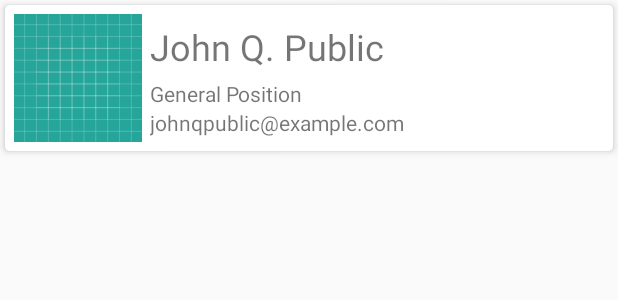
After one commit to fahimshahrierrasel/hr_management, an Android app: the layout employee_profile_card_layout.xml on its own in the app's theme, with its tools: preview values and no code run, on a phone screen of 412 x 824 dp. The commit adds this screen. Shown: the top 300 px of the screen. Run offline under Robolectric (Android 15) with nearby library versions, the phone set to English and light mode, and no system bars.

Commit message:
AllEmployeeList add.

```diff
--- a/app/src/main/java/com/treebricks/hrmanagement/MainActivity.java
+++ b/app/src/main/java/com/treebricks/hrmanagement/MainActivity.java
@@ -17,6 +17,7 @@ import com.mikepenz.materialdrawer.model.PrimaryDrawerItem;
 import com.mikepenz.materialdrawer.model.ProfileDrawerItem;
 import com.mikepenz.materialdrawer.model.interfaces.IDrawerItem;
 import com.treebricks.hrmanagement.fragments.AttendanceFragment;
+import com.treebricks.hrmanagement.fragments.EmployeeListFragment;
 import com.treebricks.hrmanagement.fragments.HomeFragment;
 import com.treebricks.hrmanagement.fragments.LeaveApplicationFormFragment;
 import com.treebricks.hrmanagement.fragments.LeaveApplicationsListFragment;
@@ -73,7 +74,8 @@ public class MainActivity extends AppCompatActivity {
                         currentFragment = new LeaveApplicationsListFragment();
                         break;
                     case 6:
-
+                        toolbar.setTitle("All Employee");
+                        currentFragment = new EmployeeListFragment();
                         break;
                     case 7:
 
--- a/app/src/main/java/com/treebricks/hrmanagement/adapters/LeaveApplicationRecyclerViewAdapter.java
+++ b/app/src/main/java/com/treebricks/hrmanagement/adapters/LeaveApplicationRecyclerViewAdapter.java
@@ -51,7 +51,7 @@ public class LeaveApplicationRecyclerViewAdapter extends RecyclerView.Adapter<Le
         ViewHolder(View itemView) {
             super(itemView);
             cvLeaveApplicationItem = itemView.findViewById(R.id.cvLeaveApplicationItem);
-            tvLeaveApplicantName = itemView.findViewById(R.id.tv_leave_applier_name);
+            tvLeaveApplicantName = itemView.findViewById(R.id.tv_employee_name);
             tvLeaveType = itemView.findViewById(R.id.tvLeaveType);
             tvTotalLeaveDays = itemView.findViewById(R.id.tvTotalLeaveDays);
         }
--- /dev/null
+++ b/app/src/main/res/layout/employee_profile_card_layout.xml
@@ -0,0 +1,59 @@
+<?xml version="1.0" encoding="utf-8"?>
+<android.support.v7.widget.CardView xmlns:android="http://schemas.android.com/apk/res/android"
+    xmlns:app="http://schemas.android.com/apk/res-auto"
+    android:id="@+id/cvLeaveApplicationItem"
+    android:layout_width="match_parent"
+    android:layout_height="wrap_content"
+    android:layout_margin="3dp"
+    android:padding="3dp"
+    app:cardCornerRadius="3dp"
+    app:cardElevation="3dp"
+    app:cardPreventCornerOverlap="true">
+
+    <android.support.constraint.ConstraintLayout
+        android:layout_width="match_parent"
+        android:layout_height="wrap_content"
+        android:padding="6dp">
+
+        <ImageView
+            android:id="@+id/iv_employee_image"
+            android:layout_width="85dp"
+            android:layout_height="85dp"
+            android:contentDescription="@string/employee_image"
+            android:src="@drawable/ic_launcher_background"
+            app:layout_constraintLeft_toLeftOf="parent"
+            app:layout_constraintTop_toTopOf="parent" />
+
+        <TextView
+            android:id="@+id/tv_employee_name"
+            android:layout_width="wrap_content"
+            android:layout_height="wrap_content"
+            android:padding="5dp"
+            android:text="@string/john_q_public"
+            android:textSize="24sp"
+            app:layout_constraintLeft_toRightOf="@+id/iv_employee_image"
+            app:layout_constraintTop_toTopOf="parent" />
+
+        <TextView
+            android:id="@+id/tv_employee_designation"
+            android:layout_width="wrap_content"
+            android:layout_height="wrap_content"
+            android:paddingEnd="0dp"
+            android:paddingStart="5dp"
+            android:text="@string/designation"
+            app:layout_constraintLeft_toRightOf="@id/iv_employee_image"
+            app:layout_constraintTop_toBottomOf="@id/tv_employee_name" />
+
+
+        <TextView
+            android:id="@+id/tv_employee_email"
+            android:layout_width="wrap_content"
+            android:layout_height="wrap_content"
+            android:paddingEnd="0dp"
+            android:paddingStart="5dp"
+            android:text="@string/email"
+            app:layout_constraintLeft_toRightOf="@id/iv_employee_image"
+            app:layout_constraintTop_toBottomOf="@id/tv_employee_designation" />
+
+    </android.support.constraint.ConstraintLayout>
+</android.support.v7.widget.CardView>
--- a/app/src/main/res/layout/leave_application_card_layout.xml
+++ b/app/src/main/res/layout/leave_application_card_layout.xml
@@ -16,7 +16,7 @@
         android:padding="6dp">
 
         <TextView
-            android:id="@+id/tv_leave_applier_name"
+            android:id="@+id/tv_employee_name"
             android:layout_width="wrap_content"
             android:layout_height="wrap_content"
             android:padding="5dp"
@@ -34,7 +34,7 @@
             android:orientation="vertical"
             app:layout_constraintLeft_toLeftOf="parent"
             app:layout_constraintRight_toLeftOf="@id/right"
-            app:layout_constraintTop_toBottomOf="@id/tv_leave_applier_name">
+            app:layout_constraintTop_toBottomOf="@id/tv_employee_name">
 
             <TextView
                 android:layout_width="wrap_content"
@@ -59,7 +59,7 @@
             android:orientation="vertical"
             app:layout_constraintLeft_toRightOf="@id/left"
             app:layout_constraintRight_toRightOf="parent"
-            app:layout_constraintTop_toBottomOf="@id/tv_leave_applier_name">
+            app:layout_constraintTop_toBottomOf="@id/tv_employee_name">
 
             <TextView
                 android:layout_width="wrap_content"
--- a/app/src/main/res/values/strings.xml
+++ b/app/src/main/res/values/strings.xml
@@ -23,4 +23,7 @@
     <string name="special_reason_for_the_leave">Special reason for the leave</string>
     <string name="request_to">Request to</string>
     <string name="leave_reason">Leave Reason</string>
+    <string name="email">johnqpublic@example.com</string>
+    <string name="designation">General Position</string>
+    <string name="employee_image">Employee Image</string>
 </resources>
```
Also changed, not shown: app/src/main/java/com/treebricks/hrmanagement/adapters/EmployeeListRecyclerViewAdapter.java (added, +64 -0 lines), app/src/main/java/com/treebricks/hrmanagement/fragments/EmployeeListFragment.java (added, +42 -0 lines), app/src/main/java/com/treebricks/hrmanagement/models/EmployeeSummery.java (added, +47 -0 lines), app/src/main/res/layout/fragemnt_all_employee.xml (added, +16 -0 lines).
